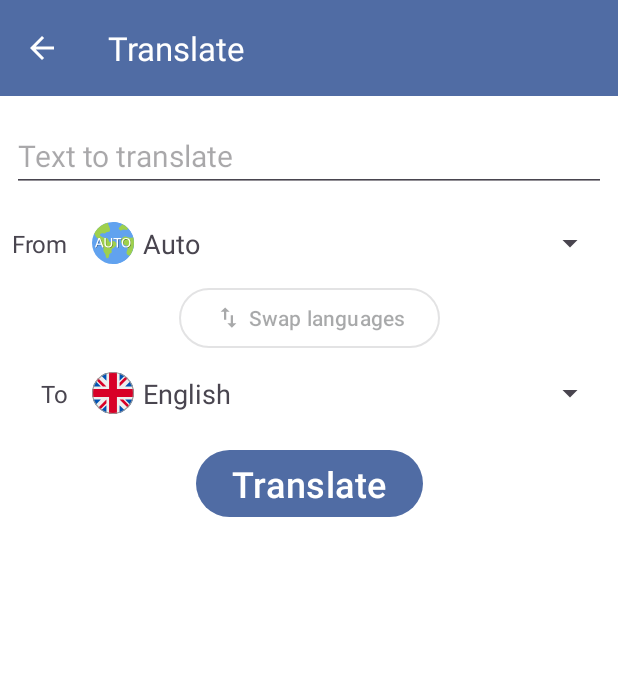
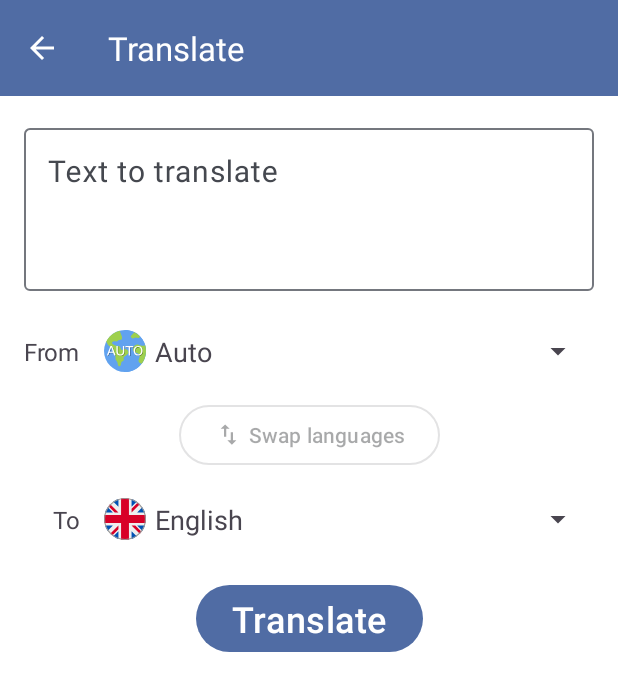
Before and after one commit to CatVasiliy/MyDic, an Android app: the TranslateFragment screen opened through its navigation route, on a phone screen of 412 x 824 dp. Shown: the top 691 px of the screen. Run offline under Robolectric (Android 15) with nearby library versions, the light colour scheme and no system bars; our stand-ins replace Dagger/Hilt's generated code; 2 statements that could not run were skipped.

Commit message:
Replaced EditText with Material TextInputLayout in fragment_translate.xml.

```diff
--- a/app/src/main/res/layout/fragment_translate.xml
+++ b/app/src/main/res/layout/fragment_translate.xml
@@ -16,24 +16,36 @@
         app:layout_constraintStart_toStartOf="parent"
         app:layout_constraintEnd_toEndOf="parent" />
 
-    <EditText
-        android:id="@+id/etSource"
+    <com.google.android.material.textfield.TextInputLayout
+        android:id="@+id/textInputLayout"
         android:layout_width="0dp"
         android:layout_height="wrap_content"
         android:layout_marginTop="16dp"
-        android:layout_marginHorizontal="8dp"
-        android:inputType="text"
-        android:textSize="20sp"
-        android:hint="@string/et_source_hint"
+        android:layout_marginHorizontal="16dp"
+        android:hint="@string/hint_etSource"
+        app:endIconMode="clear_text"
         app:layout_constraintTop_toBottomOf="@id/tbTranslation"
         app:layout_constraintStart_toStartOf="parent"
-        app:layout_constraintEnd_toEndOf="parent" />
+        app:layout_constraintEnd_toEndOf="parent"
+        style="@style/MyDic.Widget.TextInputLayout.Outlined">
 
-    <TextView
+        <com.google.android.material.textfield.TextInputEditText
+            android:id="@+id/etSource"
+            android:layout_width="match_parent"
+            android:layout_height="wrap_content"
+            android:gravity="top|start"
+            android:inputType="textMultiLine"
+            android:minLines="3"
+            android:maxLines="3"
+            android:textSize="20sp" />
+
+    </com.google.android.material.textfield.TextInputLayout>
+
+    <com.google.android.material.textview.MaterialTextView
         android:id="@+id/tvSourceLanguage"
         android:layout_width="wrap_content"
         android:layout_height="wrap_content"
-        android:layout_marginStart="8dp"
+        android:layout_marginStart="16dp"
         android:text="@string/language_from"
         android:textSize="16sp"
         app:layout_constraintTop_toTopOf="@id/spSourceLanguage"
@@ -42,11 +54,11 @@
         app:layout_constraintEnd_toStartOf="@id/barrier"
         app:layout_constraintHorizontal_bias="1.0" />
 
-    <TextView
+    <com.google.android.material.textview.MaterialTextView
         android:id="@+id/tvTargetLanguage"
         android:layout_width="wrap_content"
         android:layout_height="wrap_content"
-        android:layout_marginStart="8dp"
+        android:layout_marginStart="16dp"
         android:text="@string/language_to"
         android:textSize="16sp"
         app:layout_constraintTop_toTopOf="@id/spTargetLanguage"
@@ -66,8 +78,9 @@
         android:layout_width="0dp"
         android:layout_height="wrap_content"
         android:layout_marginTop="16dp"
-        android:layout_marginHorizontal="8dp"
-        app:layout_constraintTop_toBottomOf="@id/etSource"
+        android:layout_marginStart="8dp"
+        android:layout_marginEnd="16dp"
+        app:layout_constraintTop_toBottomOf="@id/textInputLayout"
         app:layout_constraintStart_toStartOf="@id/barrier"
         app:layout_constraintEnd_toEndOf="parent"
         tools:listitem="@layout/item_language_spinner" />
@@ -77,7 +90,7 @@
         android:layout_width="wrap_content"
         android:layout_height="wrap_content"
         android:layout_marginTop="8dp"
-        android:layout_marginHorizontal="8dp"
+        android:layout_marginHorizontal="16dp"
         android:text="@string/btn_swap_languages"
         app:icon="@drawable/icon_swap"
         app:iconGravity="start"
@@ -91,7 +104,8 @@
         android:layout_width="0dp"
         android:layout_height="wrap_content"
         android:layout_marginTop="8dp"
-        android:layout_marginHorizontal="8dp"
+        android:layout_marginStart="8dp"
+        android:layout_marginEnd="16dp"
         app:layout_constraintTop_toBottomOf="@id/btnSwapLanguages"
         app:layout_constraintStart_toStartOf="@id/barrier"
         app:layout_constraintEnd_toEndOf="parent"
@@ -102,6 +116,7 @@
         android:layout_width="wrap_content"
         android:layout_height="wrap_content"
         android:layout_marginTop="16dp"
+        android:layout_marginHorizontal="16dp"
         android:textSize="24sp"
         android:text="@string/btn_translate"
         app:layout_constraintTop_toBottomOf="@id/spTargetLanguage"
--- a/app/src/main/res/layout/item_language_spinner.xml
+++ b/app/src/main/res/layout/item_language_spinner.xml
@@ -4,7 +4,7 @@
     xmlns:app="http://schemas.android.com/apk/res-auto"
     xmlns:tools="http://schemas.android.com/tools"
     android:layout_width="match_parent"
-    android:layout_height="match_parent"
+    android:layout_height="48dp"
     android:paddingHorizontal="8dp"
     android:paddingVertical="4dp">
 
@@ -14,6 +14,7 @@
         android:layout_height="28dp"
         app:layout_constraintTop_toTopOf="parent"
         app:layout_constraintStart_toStartOf="parent"
+        app:layout_constraintBottom_toBottomOf="parent"
         tools:src="@drawable/language_icon_russia" />
 
     <TextView
--- a/app/src/main/res/values-night/colors.xml
+++ b/app/src/main/res/values-night/colors.xml
@@ -22,6 +22,9 @@
     <color name="buttonVariant">#FF5A79B8</color>
 
     <!-- Light color for surface -->
+    <color name="editTextOutlined">#FF5A79B8</color>
+
+    <!-- Light color for surface -->
     <color name="dialogTitleTextColor">#FF5A79B8</color>
 
     <!-- Light color for surface -->
--- a/app/src/main/res/values/colors.xml
+++ b/app/src/main/res/values/colors.xml
@@ -22,6 +22,9 @@
     <color name="buttonVariant">#FF506CA4</color>
 
     <!-- Same as Primary color -->
+    <color name="editTextOutlined">#FF506CA4</color>
+
+    <!-- Same as Primary color -->
     <color name="dialogTitleTextColor">#FF506CA4</color>
 
     <!-- Same as Primary color -->
--- a/app/src/main/res/values/strings.xml
+++ b/app/src/main/res/values/strings.xml
@@ -21,7 +21,7 @@
     <string name="reset">Reset</string>
 
     <string name="translate">Translate</string>
-    <string name="et_source_hint">Text to translate</string>
+    <string name="hint_etSource">Text to translate</string>
     <string name="language_from">From</string>
     <string name="language_to">To</string>
     <string name="btn_swap_languages">Swap languages</string>
--- /dev/null
+++ b/app/src/main/res/values/style_text_input_layout_outlined.xml
@@ -0,0 +1,13 @@
+<?xml version="1.0" encoding="utf-8"?>
+<resources>
+
+    <style name="MyDic.Widget.TextInputLayout.Outlined" parent="Widget.Material3.TextInputLayout.OutlinedBox">
+        <item name="materialThemeOverlay">@style/MyDic.ThemeOverlay.TextInputLayout.Outlined</item>
+    </style>
+
+    <style name="MyDic.ThemeOverlay.TextInputLayout.Outlined" parent="ThemeOverlay.Material3.TextInputEditText.OutlinedBox">
+        <!-- Color of most Outlined EditText elements -->
+        <item name="colorPrimary">@color/editTextOutlined</item>
+    </style>
+
+</resources>
```
Also changed, not shown: 1 other file.
